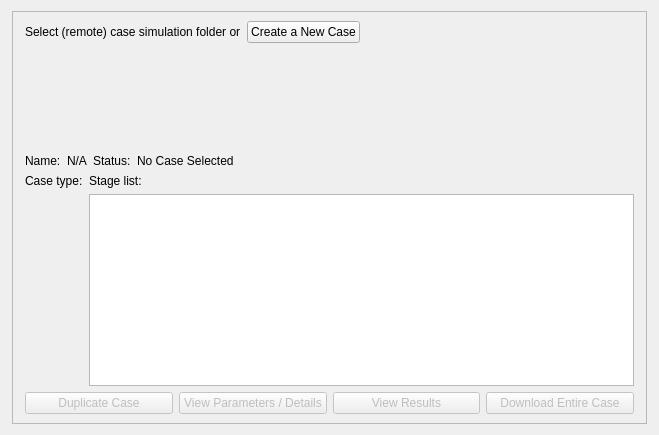
NHERI-SimCenter/CWE-Simulation-Tool, file cwe_guiWidgets/cwe_manage_simulation.ui: the form before one commit.
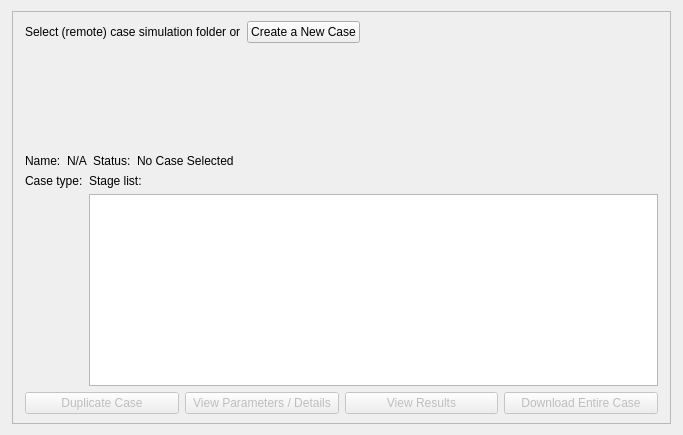
The form after the commit. Icons and pictures are not drawn. Custom widgets are drawn as their Qt base class.

```diff
--- a/cwe_guiWidgets/cwe_manage_simulation.ui
+++ b/cwe_guiWidgets/cwe_manage_simulation.ui
@@ -41,7 +41,7 @@
    <rect>
     <x>0</x>
     <y>0</y>
-    <width>659</width>
+    <width>683</width>
     <height>435</height>
    </rect>
   </property>
```
